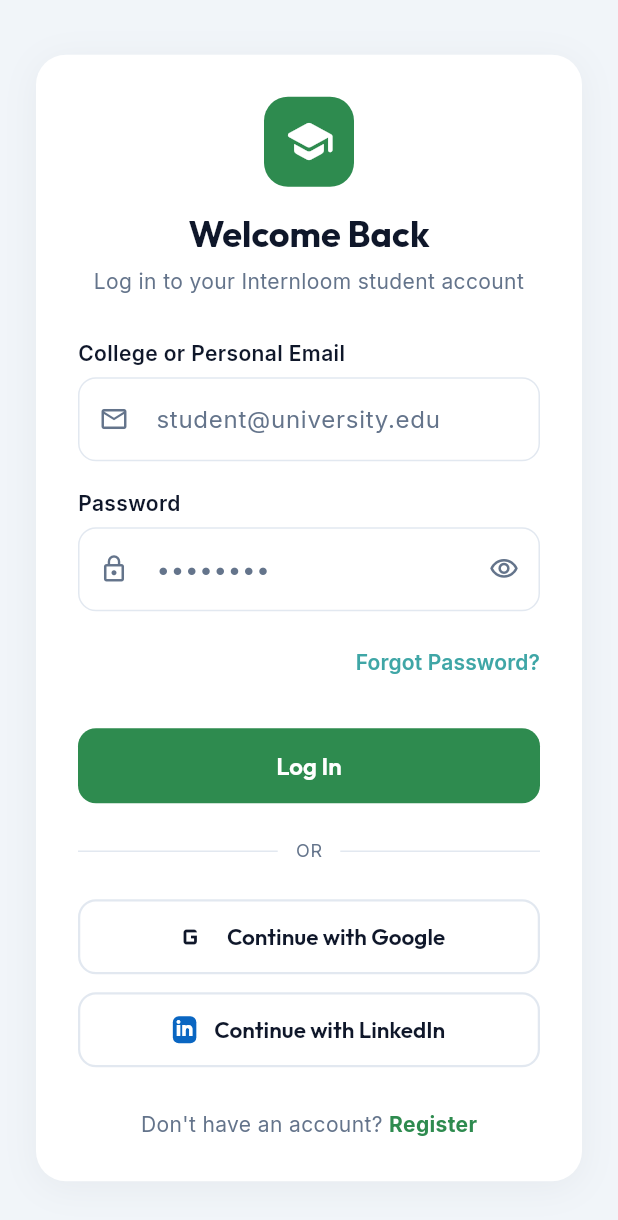
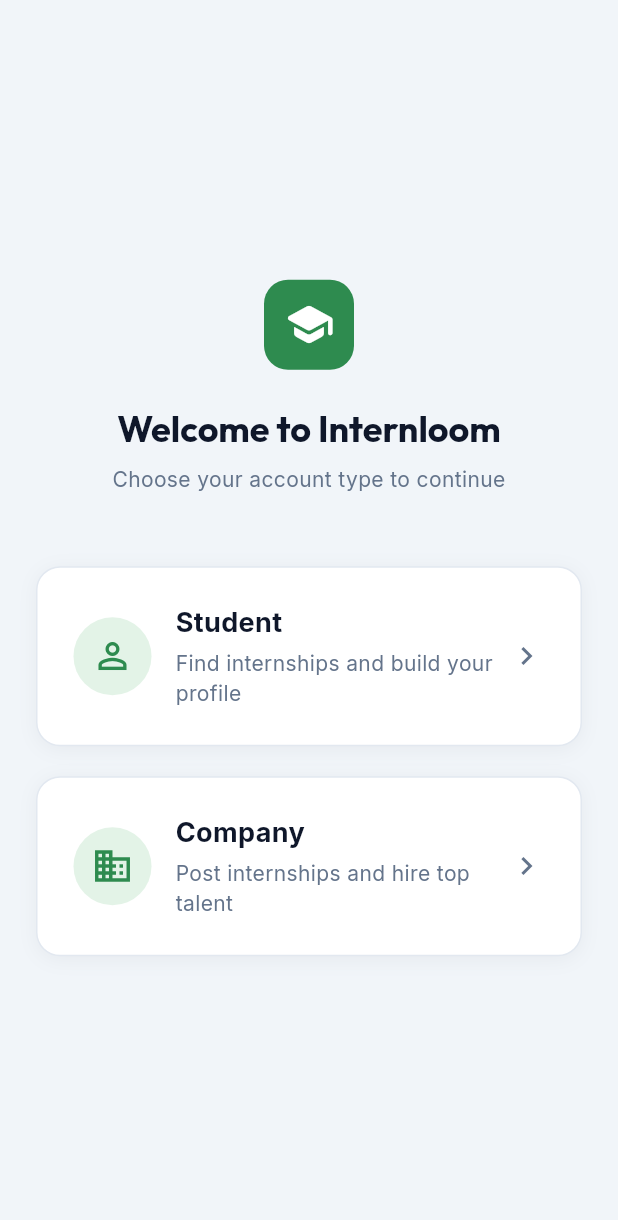
Before and after one commit to Internloom-Hiring/internloom-mobile, a Flutter app: the screen it shows after launch, on a phone screen of 412 x 824 dp. Shown: the top 1220 px of the screen. Run offline on Flutter 3.47's test engine with Material 3 defaults, Android fonts, the phone set to English and light mode, and no system bars; our stand-ins replace app_links, equatable, file_picker, flutter_bloc, flutter_dotenv, google_fonts and 1 more; missing offline and left inert: postgrest; accounts and stored records are empty.

Commit message:
Task 8: split first page into Student/Company entry, matched website layout

```diff
--- a/lib/features/auth/presentation/screens/login_screen.dart
+++ b/lib/features/auth/presentation/screens/login_screen.dart
@@ -31,6 +31,8 @@
   final _emailController = TextEditingController();
   final _passwordController = TextEditingController();
   String? _errorMessage;
+  bool _showRoleSelection = true;
+  bool _isStudent = true;
 
   @override
   void initState() {
@@ -38,6 +40,7 @@
     // Show error passed in from SplashScreen (e.g. expired recovery link)
     if (widget.initialError != null) {
       _errorMessage = widget.initialError;
+      _showRoleSelection = false; // Go straight to form if there's an error
     }
   }
 
@@ -62,34 +65,142 @@
     }
   }
 
-  @override
-  Widget build(BuildContext context) {
-    return Scaffold(
-      backgroundColor: AppColors.background,
-      body: SafeArea(
-        child: BlocConsumer<AuthBloc, AuthState>(
-          listener: (context, state) {
-            if (state is PasswordRecoveryRequired) {
-              Navigator.of(context).pushReplacement(
-                MaterialPageRoute(
-                  builder: (_) => const UpdatePasswordScreen(),
+  Widget _buildRoleSelection() {
+    return Center(
+      child: SingleChildScrollView(
+        padding: const EdgeInsets.symmetric(horizontal: 24, vertical: 32),
+        child: Container(
+          constraints: const BoxConstraints(maxWidth: 440),
+          child: Column(
+            mainAxisSize: MainAxisSize.min,
+            crossAxisAlignment: CrossAxisAlignment.stretch,
+            children: [
+              Center(
+                child: Container(
+                  width: 60,
+                  height: 60,
+                  decoration: BoxDecoration(
+                    color: AppColors.leafGreen,
+                    borderRadius: BorderRadius.circular(16),
+                  ),
+                  child: const Icon(
+                    Icons.school_rounded,
+                    color: AppColors.white,
+                    size: 34,
+                  ),
+                ),
+              ),
+              const SizedBox(height: 24),
+              Text(
+                'Welcome to Internloom',
+                textAlign: TextAlign.center,
+                style: Theme.of(context).textTheme.headlineMedium,
+              ),
+              const SizedBox(height: 8),
+              Text(
+                'Choose your account type to continue',
+                textAlign: TextAlign.center,
+                style: Theme.of(context).textTheme.bodyMedium?.copyWith(
+                      color: AppColors.muted,
+                    ),
+              ),
+              const SizedBox(height: 48),
+              _buildRoleCard(
+                title: 'Student',
+                subtitle: 'Find internships and build your profile',
+                icon: Icons.person_outline,
+                onTap: () {
+                  setState(() {
+                    _showRoleSelection = false;
+                    _isStudent = true;
+                  });
+                },
+              ),
+              const SizedBox(height: 20),
+              _buildRoleCard(
+                title: 'Company',
+                subtitle: 'Post internships and hire top talent',
+                icon: Icons.business_outlined,
+                onTap: () {
+                  setState(() {
+                    _showRoleSelection = false;
+                    _isStudent = false;
+                  });
+                },
+              ),
+            ],
+          ),
+        ),
       ),
     );
-            } else if (state is Authenticated) {
-              Navigator.of(context).pushReplacement(
-                MaterialPageRoute(
-                  builder: (_) => const ProfileGate(),
+  }
+
+  Widget _buildRoleCard({
+    required String title,
+    required String subtitle,
+    required IconData icon,
+    required VoidCallback onTap,
+  }) {
+    return InkWell(
+      onTap: onTap,
+      borderRadius: BorderRadius.circular(16),
+      child: Container(
+        padding: const EdgeInsets.all(24),
+        decoration: BoxDecoration(
+          color: AppColors.white,
+          borderRadius: BorderRadius.circular(16),
+          border: Border.all(color: AppColors.border),
+          boxShadow: [
+            BoxShadow(
+              color: AppColors.ink.withValues(alpha: 0.05),
+              blurRadius: 10,
+              offset: const Offset(0, 2),
+            ),
+          ],
+        ),
+        child: Row(
+          children: [
+            Container(
+              padding: const EdgeInsets.all(12),
+              decoration: BoxDecoration(
+                color: AppColors.greenLight,
+                shape: BoxShape.circle,
+              ),
+              child: Icon(icon, color: AppColors.leafGreen, size: 28),
+            ),
+            const SizedBox(width: 16),
+            Expanded(
+              child: Column(
+                mainAxisSize: MainAxisSize.min,
+                crossAxisAlignment: CrossAxisAlignment.start,
+                children: [
+                  Text(
+                    title,
+                    style: const TextStyle(
+                      fontSize: 18,
+                      fontWeight: FontWeight.bold,
+                      color: AppColors.ink,
+                    ),
+                  ),
+                  const SizedBox(height: 4),
+                  Text(
+                    subtitle,
+                    style: const TextStyle(
+                      fontSize: 14,
+                      color: AppColors.muted,
+                    ),
+                  ),
+                ],
+              ),
+            ),
+            const Icon(Icons.chevron_right, color: AppColors.muted),
+          ],
+        ),
       ),
     );
-            } else if (state is AuthFailure) {
-              setState(() {
-                _errorMessage = state.message;
-              });
   }
-          },
-          builder: (context, state) {
-            final isLoading = state is AuthLoading;
 
+  Widget _buildLoginForm(bool isLoading) {
     return Center(
       child: SingleChildScrollView(
         padding: const EdgeInsets.symmetric(horizontal: 24, vertical: 32),
@@ -110,8 +221,28 @@
           child: Form(
             key: _formKey,
             child: Column(
+              mainAxisSize: MainAxisSize.min,
               crossAxisAlignment: CrossAxisAlignment.stretch,
               children: [
+                // Back Button to return to Role Selection
+                Align(
+                  alignment: Alignment.centerLeft,
+                  child: IconButton(
+                    icon: const Icon(Icons.arrow_back),
+                    onPressed: isLoading
+                        ? null
+                        : () {
+                            setState(() {
+                              _showRoleSelection = true;
+                              _errorMessage = null;
+                            });
+                          },
+                    padding: EdgeInsets.zero,
+                    constraints: const BoxConstraints(),
+                    tooltip: 'Back to role selection',
+                  ),
+                ),
+                const SizedBox(height: 8),
                 // Logo & Brand Header
                 Center(
                   child: Container(
@@ -136,7 +267,7 @@
                 ),
                 const SizedBox(height: 6),
                 Text(
-                          'Log in to your Internloom student account',
+                  'Log in to your Internloom ${_isStudent ? 'student' : 'company'} account',
                   textAlign: TextAlign.center,
                   style: Theme.of(context).textTheme.bodyMedium?.copyWith(
                         color: AppColors.muted,
@@ -157,8 +288,8 @@
 
                 // Email Input
                 CustomTextField(
-                          label: 'College or Personal Email',
-                          hint: 'student@university.edu',
+                  label: _isStudent ? 'College or Personal Email' : 'Work Email',
+                  hint: _isStudent ? 'student@university.edu' : 'hr@company.com',
                   controller: _emailController,
                   keyboardType: TextInputType.emailAddress,
                   textInputAction: TextInputAction.next,
@@ -190,8 +321,7 @@
                         : () {
                             Navigator.of(context).push(
                               MaterialPageRoute(
-                                        builder: (_) =>
-                                            const ForgotPasswordScreen(),
+                                builder: (_) => const ForgotPasswordScreen(),
                               ),
                             );
                           },
@@ -225,8 +355,7 @@
                       child: Divider(color: AppColors.border),
                     ),
                     Padding(
-                              padding:
-                                  const EdgeInsets.symmetric(horizontal: 12),
+                      padding: const EdgeInsets.symmetric(horizontal: 12),
                       child: Text(
                         'OR',
                         style: Theme.of(context)
@@ -247,9 +376,7 @@
                   type: SocialType.google,
                   isLoading: isLoading,
                   onPressed: () {
-                            context
-                                .read<AuthBloc>()
-                                .add(const GoogleLoginSubmitted());
+                    context.read<AuthBloc>().add(const GoogleLoginSubmitted());
                   },
                 ),
                 const SizedBox(height: 12),
@@ -257,9 +384,7 @@
                   type: SocialType.linkedin,
                   isLoading: isLoading,
                   onPressed: () {
-                            context
-                                .read<AuthBloc>()
-                                .add(const LinkedInLoginSubmitted());
+                    context.read<AuthBloc>().add(const LinkedInLoginSubmitted());
                   },
                 ),
                 const SizedBox(height: 28),
@@ -282,17 +407,13 @@
                           : () {
                               Navigator.of(context).pushReplacement(
                                 MaterialPageRoute(
-                                          builder: (_) =>
-                                              const RegisterScreen(),
+                                  builder: (_) => const RegisterScreen(),
                                 ),
                               );
                             },
                       child: Text(
                         'Register',
-                                style: Theme.of(context)
-                                    .textTheme
-                                    .bodyMedium
-                                    ?.copyWith(
+                        style: Theme.of(context).textTheme.bodyMedium?.copyWith(
                               color: AppColors.leafGreen,
                               fontWeight: FontWeight.bold,
                             ),
@@ -306,6 +427,41 @@
         ),
       ),
     );
+  }
+
+  @override
+  Widget build(BuildContext context) {
+    return Scaffold(
+      backgroundColor: AppColors.background,
+      body: SafeArea(
+        child: BlocConsumer<AuthBloc, AuthState>(
+          listener: (context, state) {
+            if (state is PasswordRecoveryRequired) {
+              Navigator.of(context).pushReplacement(
+                MaterialPageRoute(
+                  builder: (_) => const UpdatePasswordScreen(),
+                ),
+              );
+            } else if (state is Authenticated) {
+              Navigator.of(context).pushReplacement(
+                MaterialPageRoute(
+                  builder: (_) => const ProfileGate(),
+                ),
+              );
+            } else if (state is AuthFailure) {
+              setState(() {
+                _errorMessage = state.message;
+              });
+            }
+          },
+          builder: (context, state) {
+            final isLoading = state is AuthLoading;
+
+            if (_showRoleSelection) {
+              return _buildRoleSelection();
+            }
+
+            return _buildLoginForm(isLoading);
           },
         ),
       ),
```
Lines whose indentation alone changed are shown as unchanged.
